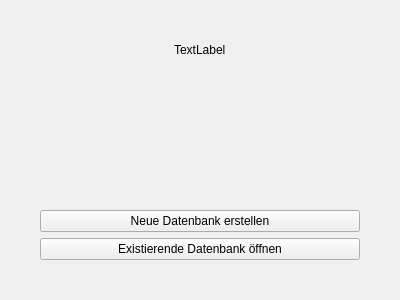
Old version of the form ui/WelcomeWidget.ui in the repository JulWit/PasswordManager.
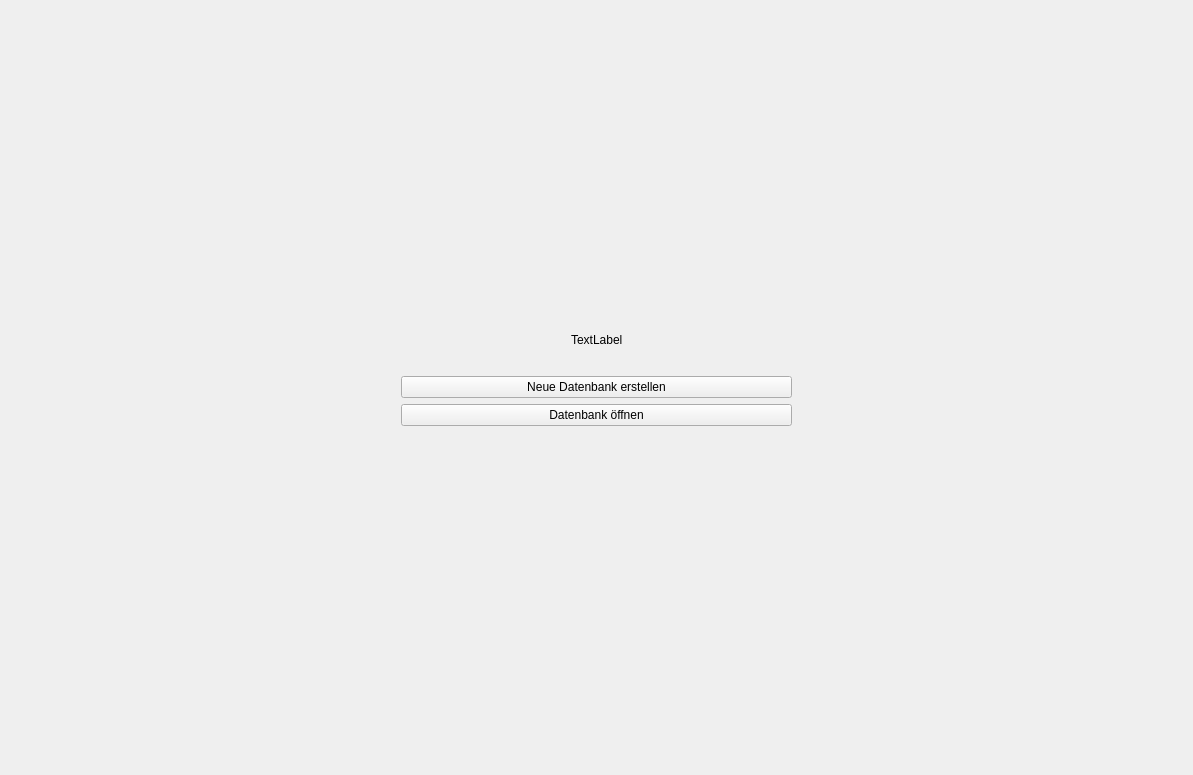
New version of the form.

```diff
--- a/ui/WelcomeWidget.ui
+++ b/ui/WelcomeWidget.ui
@@ -6,28 +6,48 @@
    <rect>
     <x>0</x>
     <y>0</y>
-    <width>400</width>
-    <height>300</height>
+    <width>1193</width>
+    <height>775</height>
    </rect>
   </property>
   <property name="windowTitle">
    <string>Form</string>
   </property>
+  <layout class="QGridLayout" name="gridLayout">
+   <item row="1" column="0">
+    <spacer name="horizontalSpacer_4">
+     <property name="orientation">
+      <enum>Qt::Horizontal</enum>
+     </property>
+     <property name="sizeType">
+      <enum>QSizePolicy::MinimumExpanding</enum>
+     </property>
+     <property name="sizeHint" stdset="0">
+      <size>
+       <width>40</width>
+       <height>20</height>
+      </size>
+     </property>
+    </spacer>
+   </item>
+   <item row="2" column="1">
+    <spacer name="verticalSpacer_3">
+     <property name="orientation">
+      <enum>Qt::Vertical</enum>
+     </property>
+     <property name="sizeType">
+      <enum>QSizePolicy::MinimumExpanding</enum>
+     </property>
+     <property name="sizeHint" stdset="0">
+      <size>
+       <width>20</width>
+       <height>40</height>
+      </size>
+     </property>
+    </spacer>
+   </item>
+   <item row="1" column="1">
   <layout class="QVBoxLayout" name="verticalLayout_2">
-   <property name="leftMargin">
-    <number>40</number>
-   </property>
-   <property name="topMargin">
-    <number>40</number>
-   </property>
-   <property name="rightMargin">
-    <number>40</number>
-   </property>
-   <property name="bottomMargin">
-    <number>40</number>
-   </property>
-   <item>
-    <layout class="QVBoxLayout" name="verticalLayout_3">
      <item>
       <layout class="QHBoxLayout" name="horizontalLayout">
        <item>
@@ -55,6 +75,9 @@
          <property name="orientation">
           <enum>Qt::Horizontal</enum>
          </property>
+         <property name="sizeType">
+          <enum>QSizePolicy::Expanding</enum>
+         </property>
          <property name="sizeHint" stdset="0">
           <size>
            <width>40</width>
@@ -62,8 +85,6 @@
           </size>
          </property>
         </spacer>
-       </item>
-      </layout>
      </item>
     </layout>
    </item>
@@ -72,6 +93,9 @@
      <property name="orientation">
       <enum>Qt::Vertical</enum>
      </property>
+       <property name="sizeType">
+        <enum>QSizePolicy::Fixed</enum>
+       </property>
      <property name="sizeHint" stdset="0">
       <size>
        <width>20</width>
@@ -90,9 +114,59 @@
    <item>
     <widget class="QPushButton" name="pushButton_2">
      <property name="text">
-      <string>Existierende Datenbank öffnen</string>
-     </property>
-    </widget>
+        <string>Datenbank öffnen</string>
+       </property>
+      </widget>
+     </item>
+     <item>
+      <spacer name="verticalSpacer_2">
+       <property name="orientation">
+        <enum>Qt::Vertical</enum>
+       </property>
+       <property name="sizeType">
+        <enum>QSizePolicy::Fixed</enum>
+       </property>
+       <property name="sizeHint" stdset="0">
+        <size>
+         <width>20</width>
+         <height>20</height>
+        </size>
+       </property>
+      </spacer>
+     </item>
+    </layout>
+   </item>
+   <item row="1" column="2">
+    <spacer name="horizontalSpacer_3">
+     <property name="orientation">
+      <enum>Qt::Horizontal</enum>
+     </property>
+     <property name="sizeType">
+      <enum>QSizePolicy::MinimumExpanding</enum>
+     </property>
+     <property name="sizeHint" stdset="0">
+      <size>
+       <width>40</width>
+       <height>20</height>
+      </size>
+     </property>
+    </spacer>
+   </item>
+   <item row="0" column="1">
+    <spacer name="verticalSpacer_4">
+     <property name="orientation">
+      <enum>Qt::Vertical</enum>
+     </property>
+     <property name="sizeType">
+      <enum>QSizePolicy::MinimumExpanding</enum>
+     </property>
+     <property name="sizeHint" stdset="0">
+      <size>
+       <width>20</width>
+       <height>40</height>
+      </size>
+     </property>
+    </spacer>
    </item>
   </layout>
  </widget>
```
Left out of the diff: 4 changed lines with no effect on the pictures. Lines whose indentation alone changed are shown as unchanged.
